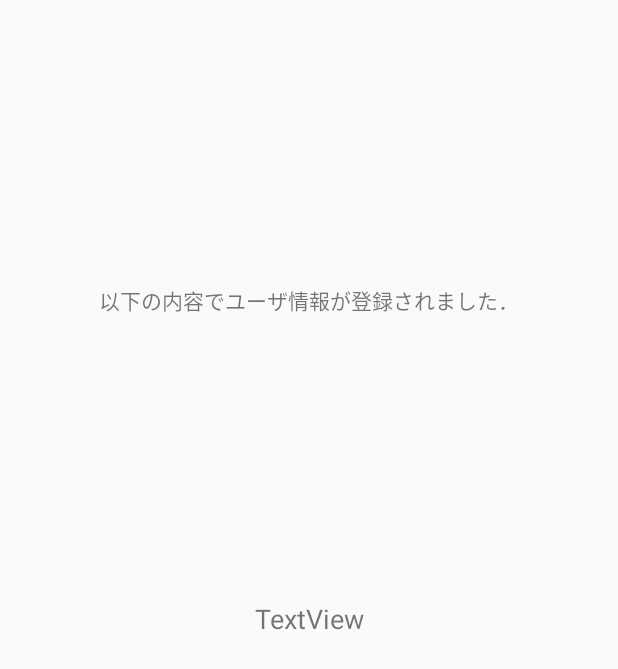
After one commit to Toron-KUT/Android_studio, an Android app: the layout activity_finish_registration_user.xml on its own in the app's theme, with its tools: preview values and no code run, on a phone screen of 412 x 824 dp. The commit adds this screen. Shown: the top 669 px of the screen. Run offline under Robolectric (Android 15) with nearby library versions, the phone set to English and light mode, and no system bars.

```diff
--- a/app/src/main/AndroidManifest.xml
+++ b/app/src/main/AndroidManifest.xml
@@ -29,7 +29,8 @@
                 android:name="android.support.PARENT_ACTIVITY"
                 android:value=".MainActivity" />
         </activity>
-        <activity android:name=".DatabaseConnectTestActivity"></activity>
+        <activity android:name=".DatabaseConnectTestActivity" />
+        <activity android:name=".FinishRegistrationUserActivity"></activity>
     </application>
 
 </manifest>
--- /dev/null
+++ b/app/src/main/res/layout/activity_finish_registration_user.xml
@@ -0,0 +1,33 @@
+<?xml version="1.0" encoding="utf-8"?>
+<android.support.constraint.ConstraintLayout xmlns:android="http://schemas.android.com/apk/res/android"
+    xmlns:app="http://schemas.android.com/apk/res-auto"
+    xmlns:tools="http://schemas.android.com/tools"
+    android:layout_width="match_parent"
+    android:layout_height="match_parent"
+    tools:context=".FinishRegistrationUserActivity">
+
+    <TextView
+        android:id="@+id/textView13"
+        android:layout_width="wrap_content"
+        android:layout_height="wrap_content"
+        android:layout_marginTop="8dp"
+        android:layout_marginBottom="8dp"
+        android:text="TextView"
+        android:textSize="18sp"
+        app:layout_constraintBottom_toBottomOf="parent"
+        app:layout_constraintEnd_toEndOf="parent"
+        app:layout_constraintStart_toStartOf="parent"
+        app:layout_constraintTop_toTopOf="parent" />
+
+    <TextView
+        android:id="@+id/textView14"
+        android:layout_width="wrap_content"
+        android:layout_height="wrap_content"
+        android:layout_marginTop="8dp"
+        android:layout_marginBottom="8dp"
+        android:text="以下の内容でユーザ情報が登録されました．"
+        app:layout_constraintBottom_toTopOf="@+id/textView13"
+        app:layout_constraintEnd_toEndOf="parent"
+        app:layout_constraintStart_toStartOf="parent"
+        app:layout_constraintTop_toTopOf="parent" />
+</android.support.constraint.ConstraintLayout>
--- a/app/src/main/res/values/strings.xml
+++ b/app/src/main/res/values/strings.xml
@@ -18,4 +18,5 @@
     <string name="insert">insert</string>
     <string name="read">read</string>
     <string name="send_test">go test</string>
+    <string name="go_next">次へ</string>
 </resources>
```
Also changed, not shown: app/src/main/java/com/toron/marunakadeokaimono_test/DatabaseConnectTestActivity.java (+5 -2 lines), app/src/main/java/com/toron/marunakadeokaimono_test/DatabaseHelper.java (+56 -10 lines), app/src/main/java/com/toron/marunakadeokaimono_test/DisplayMessageActivity.java (+75 -11 lines), app/src/main/java/com/toron/marunakadeokaimono_test/FinishRegistrationUserActivity.java (added, +82 -0 lines), app/src/main/res/layout/activity_display_message.xml (+11 -0 lines).
